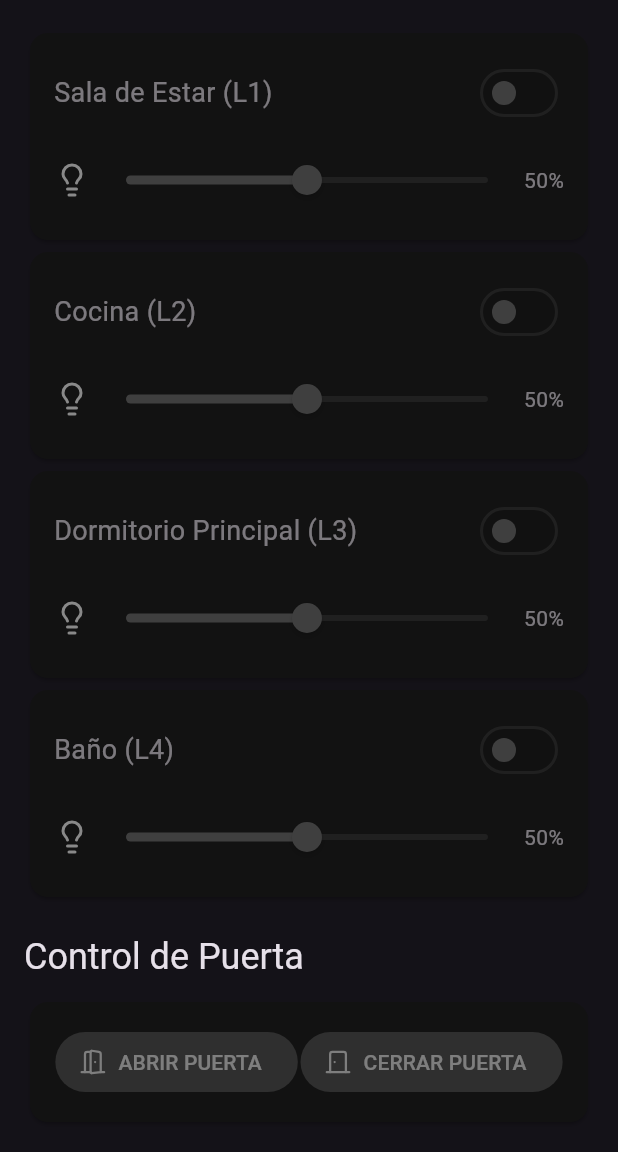
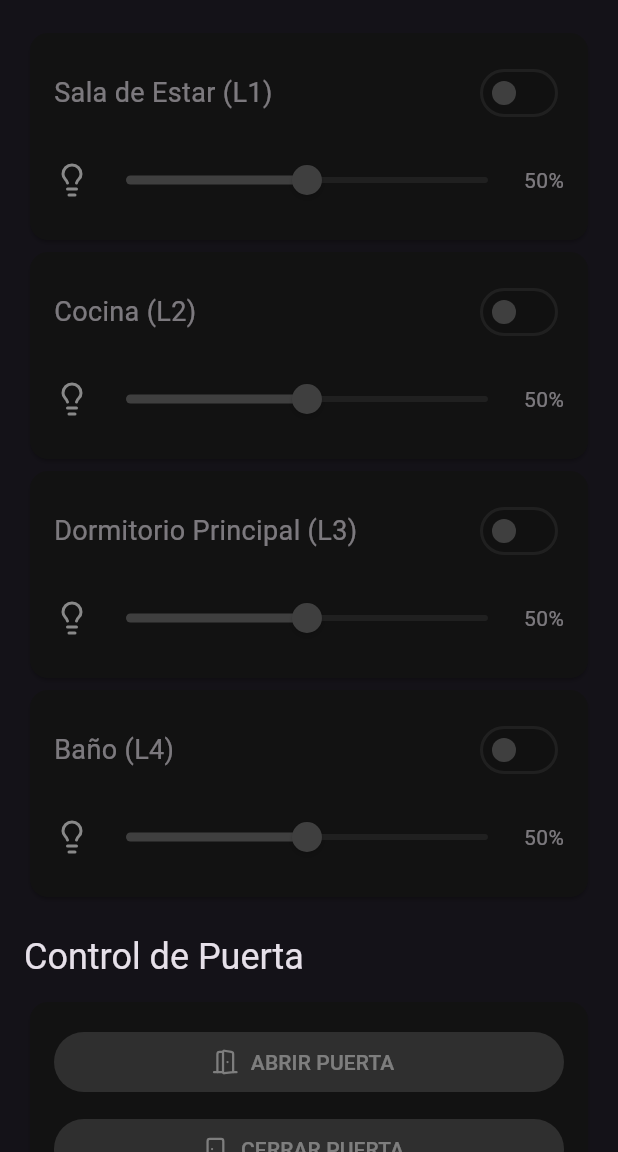
Before and after one commit to jhoangf94/domo-app, a Flutter app: the screen it shows after launch, scrolled down 184 dp, on a phone screen of 412 x 824 dp, the part 84-1236 px from its top. Run offline on Flutter 3.47's test engine with Material 3 defaults, Android fonts, the phone set to English and light mode, and no system bars; our stand-ins replace lucide_flutter; missing offline and left inert: bluetooth_classic.

Commit message:
Fix: Resolve UI overflow in door control section

```diff
--- a/lib/main.dart
+++ b/lib/main.dart
@@ -212,14 +212,15 @@ class BluetoothControllerState extends State<BluetoothController> {
               Card(
                 child: Padding(
                   padding: const EdgeInsets.all(16.0),
-                  child: Row(
-                    mainAxisAlignment: MainAxisAlignment.spaceAround,
+                  child: Column(
+                    crossAxisAlignment: CrossAxisAlignment.stretch,
                     children: [
                       ElevatedButton.icon(
                         icon: const Icon(LucideIcons.doorOpen),
                         label: const Text('ABRIR PUERTA'),
                         onPressed: _isConnected ? () => _sendCommand('P:180') : null,
                       ),
+                      const SizedBox(height: 10),
                       ElevatedButton.icon(
                         icon: const Icon(LucideIcons.doorClosed),
                         label: const Text('CERRAR PUERTA'),
```
